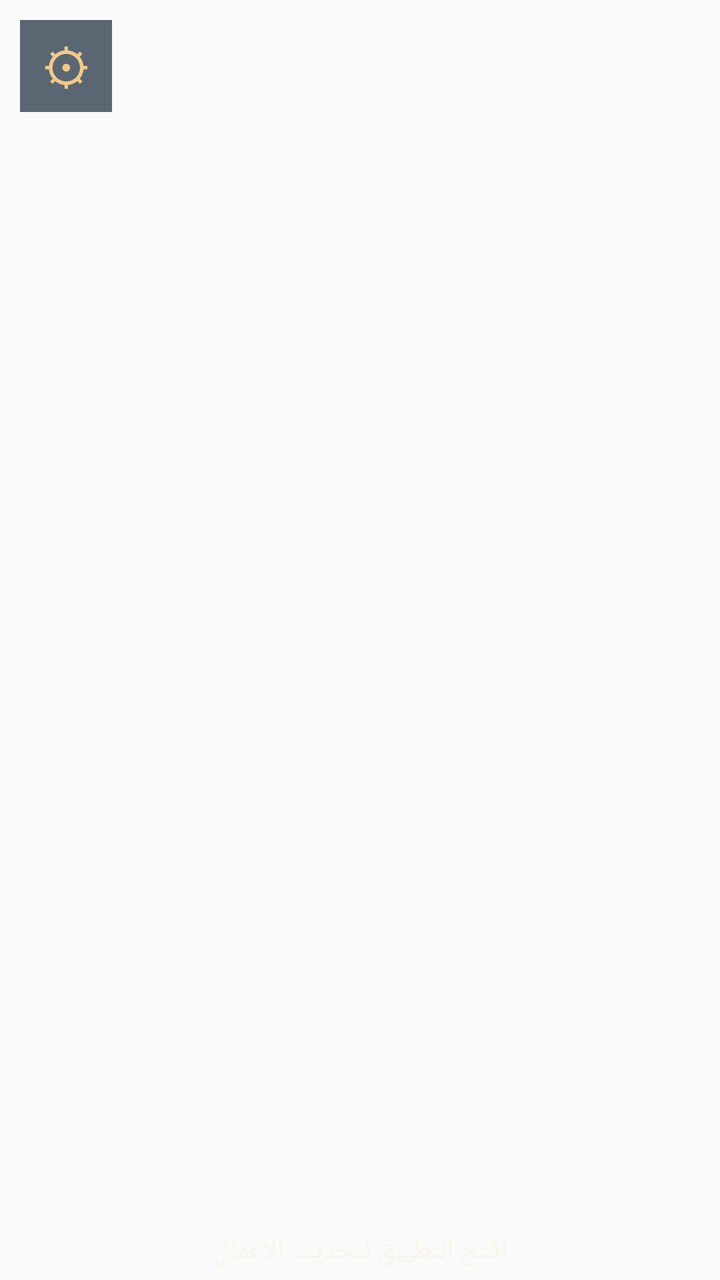
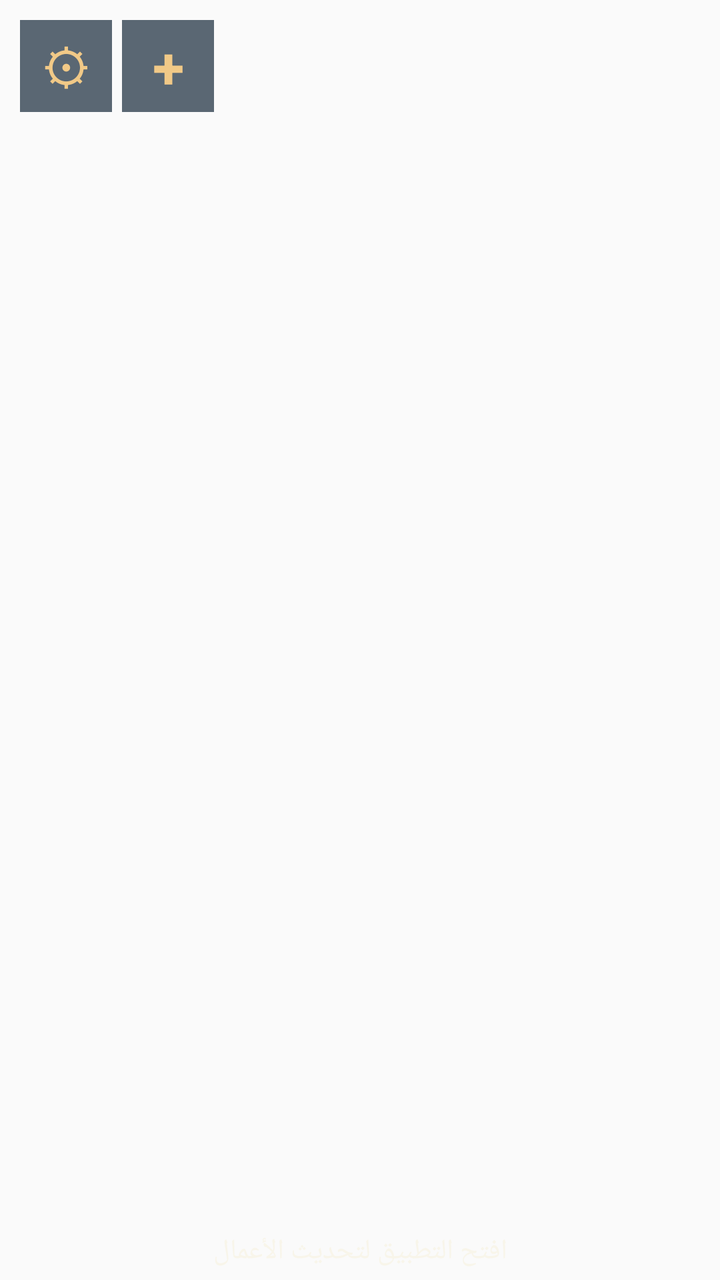

Two renders of the same Android screen: before a commit and after it. Below are the layout's source before the change and the commit's diff.
<!-- AndroidManifest.xml: application theme android:Theme.Material.Light.NoActionBar -->
<!-- res/layout/bas_widget.xml -->
<?xml version="1.0" encoding="utf-8"?>
<FrameLayout xmlns:android="http://schemas.android.com/apk/res/android"
    android:layout_width="match_parent" android:layout_height="match_parent"
    android:padding="5dp">
    <ImageView
        android:id="@+id/widget_image"
        android:layout_width="match_parent" android:layout_height="match_parent"
        android:scaleType="fitXY"
        android:contentDescription="BAS منظم يومي، اضغط لفتح التطبيق" />
    <LinearLayout
        android:layout_width="match_parent"
        android:layout_height="match_parent"
        android:orientation="vertical">
        <FrameLayout
            android:layout_width="match_parent"
            android:layout_height="105dp" />
        <ListView
            android:id="@+id/widget_list"
            android:layout_width="match_parent"
            android:layout_height="0dp"
            android:layout_weight="1"
            android:paddingStart="9dp"
            android:paddingEnd="9dp"
            android:paddingBottom="7dp"
            android:clipToPadding="false"
            android:divider="@android:color/transparent"
            android:dividerHeight="2dp"
            android:cacheColorHint="@android:color/transparent"
            android:scrollbars="vertical"
            android:fadeScrollbars="true"
            android:background="@android:color/transparent"
            android:overScrollMode="never" />
        <TextView
            android:id="@+id/widget_empty"
            android:layout_width="match_parent"
            android:layout_height="wrap_content"
            android:gravity="center"
            android:text="افتح التطبيق لتحديث الأعمال"
            android:textColor="#F8F5EA"
            android:textSize="14sp" />
    </LinearLayout>
    <TextView
        android:id="@+id/widget_settings"
        android:layout_width="46dp"
        android:layout_height="46dp"
        android:layout_gravity="top|left"
        android:layout_marginTop="5dp"
        android:layout_marginLeft="5dp"
        android:gravity="center"
        android:text="⚙"
        android:textSize="25sp"
        android:textColor="#F1C987"
        android:background="#A90A1D2F"
        android:contentDescription="إعدادات ويجت منظم يومي"
        android:clickable="true"
        android:focusable="true" />
</FrameLayout>
<!-- resources referenced by this layout -->
<resources>

</resources>

<!-- the commit's change to res/layout/bas_widget.xml (unified diff, before → after) -->
@@ -39,6 +39,15 @@
             android:textColor="#F8F5EA"
             android:textSize="14sp" />
     </LinearLayout>
+    <TextView android:id="@+id/widget_add"
+        android:layout_width="46dp" android:layout_height="46dp"
+        android:layout_gravity="top|left"
+        android:layout_marginTop="5dp" android:layout_marginLeft="56dp"
+        android:gravity="center" android:text="+"
+        android:textSize="29sp" android:textStyle="bold"
+        android:textColor="#F1C987" android:background="#A90A1D2F"
+        android:contentDescription="فتح صفحة إضافة عمل سريع"
+        android:clickable="true" android:focusable="true" />
     <TextView
         android:id="@+id/widget_settings"
         android:layout_width="46dp"
